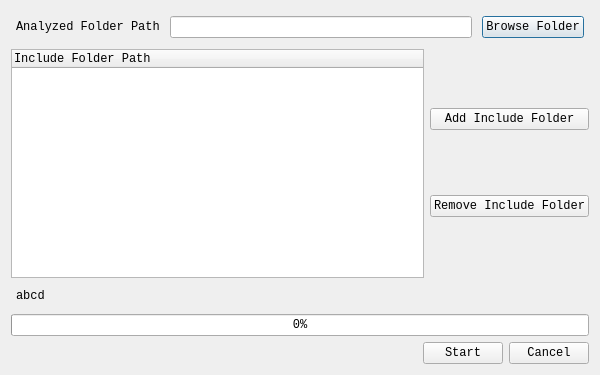
The window that analyzer/ui/CreateDatabaseWindow.ui (igorJarek/SourceCodeAnalyzer) describes before a commit, drawn with Qt 5.
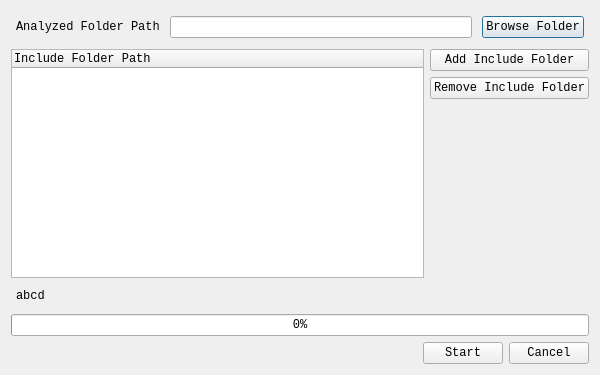
The same window after the commit.

Commit message: analyzer: rename database create window title and add vertical spacer

Diff of the .ui file:
```diff
--- a/analyzer/ui/CreateDatabaseWindow.ui
+++ b/analyzer/ui/CreateDatabaseWindow.ui
@@ -114,6 +114,19 @@
          </property>
         </widget>
        </item>
+       <item>
+        <spacer name="verticalSpacer">
+         <property name="orientation">
+          <enum>Qt::Vertical</enum>
+         </property>
+         <property name="sizeHint" stdset="0">
+          <size>
+           <width>20</width>
+           <height>40</height>
+          </size>
+         </property>
+        </spacer>
+       </item>
       </layout>
      </item>
     </layout>
```
Left out of the diff: 2 changed lines with no effect on the pictures.
